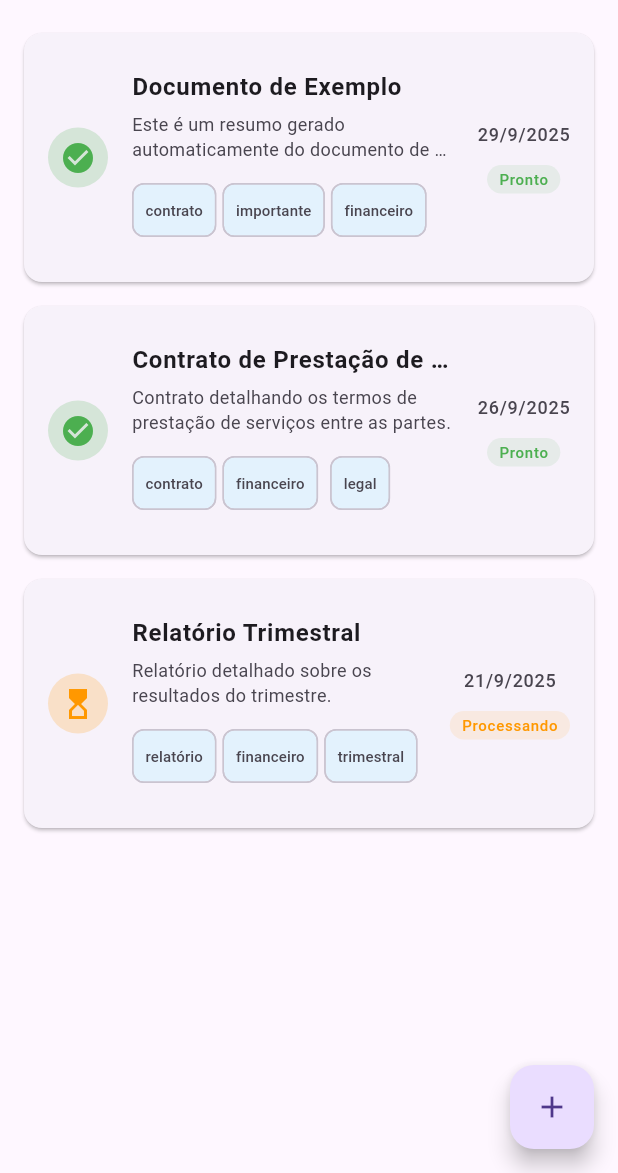
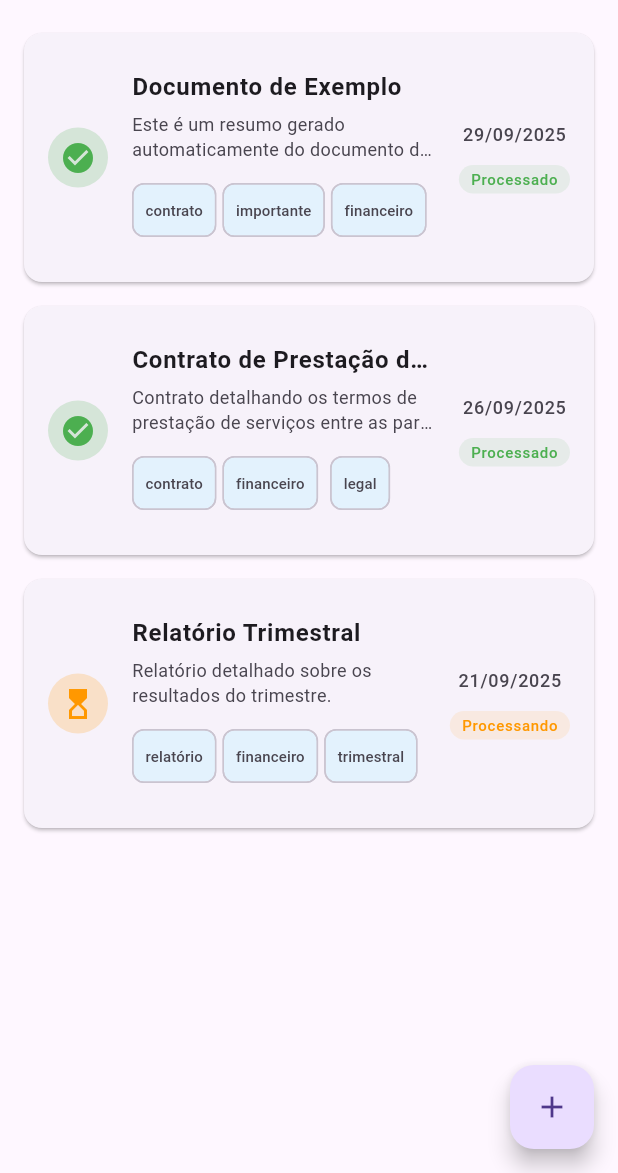
Before and after one commit to CartaOS/CartaOS, a Flutter app: the HomeScreen screen opened by its route, on a phone screen of 412 x 824 dp, the part 63-1236 px from its top. Run offline on Flutter 3.47's test engine with Material 3 defaults, Android fonts, the phone set to English and light mode, and no system bars.

Commit message:
refactor(document): substituir strings por enums para status e tipo de arquivo
Co-authored-by: Qwen-Coder <qwen-coder@alibabacloud.com>

```diff
--- a/lib/src/features/document/models/document.dart
+++ b/lib/src/features/document/models/document.dart
@@ -1,3 +1,5 @@
+import 'package:carta_os/src/features/document/models/document_enums.dart';
+
 class Document {
   final String id;
   final String title;
@@ -6,10 +8,10 @@ class Document {
   final List<String>? tags;
   final DateTime createdAt;
   final DateTime? processedAt;
-  final String status; // pending, processing, completed
+  final DocumentStatus status;
   final String filePath;
   final int? pageCount;
-  final String? fileType; // native, scanned, mixed
+  final DocumentFileType? fileType;
 
   Document({
     required this.id,
@@ -33,12 +35,12 @@ class Document {
       content: 'Este é um exemplo de conteúdo de documento. Ele pode conter texto extraído de PDFs, com parágrafos, listas e outras estruturas de texto.',
       summary: 'Este é um resumo gerado automaticamente do documento de exemplo.',
       tags: ['contrato', 'importante', 'financeiro'],
-      createdAt: DateTime.now().subtract(const Duration(days: 2)),
-      processedAt: DateTime.now().subtract(const Duration(days: 1)),
-      status: 'completed',
+      createdAt: DateTime(2025, 9, 28),
+      processedAt: DateTime(2025, 9, 29),
+      status: DocumentStatus.completed,
       filePath: '/path/to/example.pdf',
       pageCount: 12,
-      fileType: 'native',
+      fileType: DocumentFileType.native,
     );
   }
 }
--- a/lib/src/features/document/presentation/screens/home_screen.dart
+++ b/lib/src/features/document/presentation/screens/home_screen.dart
@@ -1,6 +1,7 @@
 import 'package:flutter/material.dart';
 import 'package:carta_os/src/features/document/presentation/widgets/document_list_widget.dart';
 import 'package:carta_os/src/features/document/models/document.dart';
+import 'package:carta_os/src/features/document/models/document_enums.dart';
 
 class HomeScreen extends StatefulWidget {
   const HomeScreen({Key? key}) : super(key: key);
@@ -18,12 +19,12 @@ class _HomeScreenState extends State<HomeScreen> {
       content: 'Este é o conteúdo do contrato de prestação de serviços. Ele contém cláusulas importantes sobre obrigações, prazos e condições de pagamento.',
       summary: 'Contrato detalhando os termos de prestação de serviços entre as partes.',
       tags: ['contrato', 'financeiro', 'legal'],
-      createdAt: DateTime.now().subtract(const Duration(days: 5)),
-      processedAt: DateTime.now().subtract(const Duration(days: 4)),
-      status: 'completed',
+      createdAt: DateTime(2025, 9, 25),
+      processedAt: DateTime(2025, 9, 26),
+      status: DocumentStatus.completed,
       filePath: '/path/to/contract.pdf',
       pageCount: 8,
-      fileType: 'native',
+      fileType: DocumentFileType.native,
     ),
     Document(
       id: '3',
@@ -31,12 +32,12 @@ class _HomeScreenState extends State<HomeScreen> {
       content: 'Relatório com os resultados financeiros do trimestre. Inclui gráficos e análise de performance.',
       summary: 'Relatório detalhado sobre os resultados do trimestre.',
       tags: ['relatório', 'financeiro', 'trimestral'],
-      createdAt: DateTime.now().subtract(const Duration(days: 10)),
-      processedAt: DateTime.now().subtract(const Duration(days: 9)),
-      status: 'processing',
+      createdAt: DateTime(2025, 9, 20),
+      processedAt: DateTime(2025, 9, 21),
+      status: DocumentStatus.processing,
       filePath: '/path/to/quarterly_report.pdf',
       pageCount: 15,
-      fileType: 'native',
+      fileType: DocumentFileType.native,
     ),
   ];
 
--- a/lib/src/features/document/presentation/widgets/document_list_widget.dart
+++ b/lib/src/features/document/presentation/widgets/document_list_widget.dart
@@ -1,6 +1,8 @@
 import 'package:flutter/material.dart';
 import 'package:carta_os/src/features/document/models/document.dart';
+import 'package:carta_os/src/features/document/models/document_enums.dart';
 import 'package:carta_os/src/features/document/presentation/screens/document_detail_screen.dart';
+import 'package:intl/intl.dart';
 
 class DocumentListWidget extends StatelessWidget {
   final List<Document> documents;
@@ -15,6 +17,9 @@ class DocumentListWidget extends StatelessWidget {
       );
     }
 
+    // Usar formatação de data com internacionalização
+    final dateFormat = DateFormat('dd/MM/yyyy');
+
     return ListView.builder(
       itemCount: documents.length,
       itemBuilder: (context, index) {
@@ -24,10 +29,10 @@ class DocumentListWidget extends StatelessWidget {
           child: ListTile(
             contentPadding: const EdgeInsets.all(16.0),
             leading: CircleAvatar(
-              backgroundColor: _getStatusColor(document.status).withOpacity(0.2),
+              backgroundColor: document.status.color.withValues(alpha: 0.2),
               child: Icon(
-                _getStatusIcon(document.status),
-                color: _getStatusColor(document.status),
+                document.status.icon,
+                color: document.status.color,
               ),
             ),
             title: Text(
@@ -71,7 +76,7 @@ class DocumentListWidget extends StatelessWidget {
               mainAxisAlignment: MainAxisAlignment.spaceEvenly,
               children: [
                 Text(
-                  _formatDate(document.processedAt ?? document.createdAt),
+                  dateFormat.format(document.processedAt ?? document.createdAt),
                   style: const TextStyle(fontSize: 12),
                 ),
                 const SizedBox(height: 4),
@@ -79,14 +84,14 @@ class DocumentListWidget extends StatelessWidget {
                   padding: const EdgeInsets.symmetric(
                       horizontal: 8.0, vertical: 2.0),
                   decoration: BoxDecoration(
-                    color: _getStatusColor(document.status).withOpacity(0.1),
+                    color: document.status.color.withValues(alpha: 0.1),
                     borderRadius: BorderRadius.circular(10.0),
                   ),
                   child: Text(
-                    _getStatusText(document.status),
+                    document.status.displayText, // Corrigido: usando o mesmo texto que na tela de detalhe
                     style: TextStyle(
                       fontSize: 10,
-                      color: _getStatusColor(document.status),
+                      color: document.status.color,
                       fontWeight: FontWeight.w500,
                     ),
                   ),
@@ -105,44 +110,4 @@ class DocumentListWidget extends StatelessWidget {
       },
     );
   }
-
-  IconData _getStatusIcon(String status) {
-    switch (status) {
-      case 'completed':
-        return Icons.check_circle;
-      case 'processing':
-        return Icons.hourglass_top;
-      case 'pending':
-      default:
-        return Icons.access_time;
-    }
-  }
-
-  Color _getStatusColor(String status) {
-    switch (status) {
-      case 'completed':
-        return Colors.green;
-      case 'processing':
-        return Colors.orange;
-      case 'pending':
-      default:
-        return Colors.grey;
-    }
-  }
-
-  String _getStatusText(String status) {
-    switch (status) {
-      case 'completed':
-        return 'Pronto';
-      case 'processing':
-        return 'Processando';
-      case 'pending':
-      default:
-        return 'Pendente';
-    }
-  }
-
-  String _formatDate(DateTime date) {
-    return '${date.day}/${date.month}/${date.year}';
-  }
 }
--- a/pubspec.yaml
+++ b/pubspec.yaml
@@ -11,6 +11,7 @@ environment:
 dependencies:
   flutter:
     sdk: flutter
+  intl: ^0.19.0
 
 dev_dependencies:
   flutter_test:
```
Also changed, not shown: lib/src/features/document/models/document_enums.dart (added, +59 -0 lines), lib/src/features/document/presentation/screens/document_detail_screen.dart (+12 -47 lines), 1 other file.
